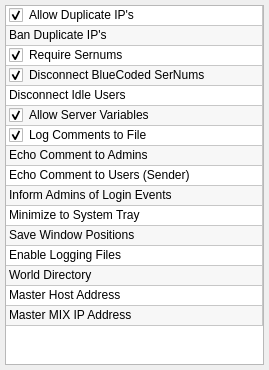
The window that ui/widgets/settingswidget.ui (StarixWoS/ReMix) describes before a commit, drawn with Qt 5.
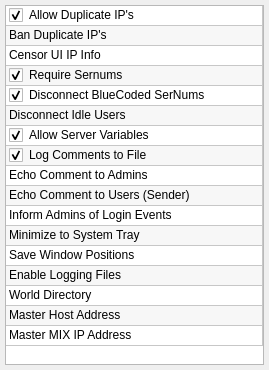
The same window after the commit.

```diff
--- a/ui/widgets/settingswidget.ui
+++ b/ui/widgets/settingswidget.ui
@@ -189,6 +189,11 @@
        <string>15</string>
       </property>
      </row>
+     <row>
+      <property name="text">
+       <string>16</string>
+      </property>
+     </row>
      <column>
       <property name="text">
        <string>Options: ( Double-click to enable or disable )</string>
@@ -218,17 +223,25 @@
      </item>
      <item row="2" column="0">
       <property name="text">
-       <string>Require Sernums</string>
-      </property>
-      <property name="toolTip">
-       <string>Users will be required to have a SerNum to see or connect to the server.</string>
+       <string>Censor UI IP Info</string>
       </property>
       <property name="checkState">
-       <enum>Checked</enum>
+       <enum>Unchecked</enum>
       </property>
      </item>
      <item row="3" column="0">
       <property name="text">
+       <string>Require Sernums</string>
+      </property>
+      <property name="toolTip">
+       <string>Users will be required to have a SerNum to see or connect to the server.</string>
+      </property>
+      <property name="checkState">
+       <enum>Checked</enum>
+      </property>
+     </item>
+     <item row="4" column="0">
+      <property name="text">
        <string>Disconnect BlueCoded SerNums</string>
       </property>
       <property name="toolTip">
@@ -238,31 +251,20 @@
        <enum>Checked</enum>
       </property>
      </item>
-     <item row="4" column="0">
-      <property name="text">
-       <string>Disconnect Idle Users</string>
-      </property>
-      <property name="toolTip">
-       <string>Users that have not sent a packet in a set amount of time will be disconnected.</string>
-      </property>
-      <property name="checkState">
-       <enum>Unchecked</enum>
-      </property>
-     </item>
      <item row="5" column="0">
       <property name="text">
-       <string>Allow Server Variables</string>
+       <string>Disconnect Idle Users</string>
       </property>
       <property name="toolTip">
        <string>Users will be able to freely read and edit server variables.</string>
       </property>
       <property name="checkState">
-       <enum>Checked</enum>
+       <enum>Unchecked</enum>
       </property>
      </item>
      <item row="6" column="0">
       <property name="text">
-       <string>Log Comments to File</string>
+       <string>Allow Server Variables</string>
       </property>
       <property name="toolTip">
        <string>Comments sent to the server by Users will be logged to file.</string>
@@ -273,18 +275,18 @@
      </item>
      <item row="7" column="0">
       <property name="text">
-       <string>Echo Comment to Admins</string>
+       <string>Log Comments to File</string>
       </property>
       <property name="toolTip">
        <string>Comments sent to the Server will be forwarded to online Remote Administrators.</string>
       </property>
       <property name="checkState">
-       <enum>Unchecked</enum>
+       <enum>Checked</enum>
       </property>
      </item>
      <item row="8" column="0">
       <property name="text">
-       <string>Echo Comment to Users (Sender)</string>
+       <string>Echo Comment to Admins</string>
       </property>
       <property name="toolTip">
        <string>Comments to the server will be forwarded back to the User.</string>
@@ -295,7 +297,7 @@
      </item>
      <item row="9" column="0">
       <property name="text">
-       <string>Inform Admins of Login Events</string>
+       <string>Echo Comment to Users (Sender)</string>
       </property>
       <property name="toolTip">
        <string>Remote Administrators currently connected will be informed when a Remote Administrator logs in.</string>
@@ -306,7 +308,7 @@
      </item>
      <item row="10" column="0">
       <property name="text">
-       <string>Minimize to System Tray</string>
+       <string>Inform Admins of Login Events</string>
       </property>
       <property name="toolTip">
        <string>The complete server dialog will be minimized to the notification bar if possible.</string>
@@ -317,7 +319,7 @@
      </item>
      <item row="11" column="0">
       <property name="text">
-       <string>Save Window Positions</string>
+       <string>Minimize to System Tray</string>
       </property>
       <property name="toolTip">
        <string>All dialog positions and sizes will be stored to file.</string>
@@ -328,7 +330,7 @@
      </item>
      <item row="12" column="0">
       <property name="text">
-       <string>Enable Logging Files</string>
+       <string>Save Window Positions</string>
       </property>
       <property name="toolTip">
        <string>All Ban, Mute, Disconnect, Usage, and UPNP logs will be logged to file.</string>
@@ -339,6 +341,17 @@
      </item>
      <item row="13" column="0">
       <property name="text">
+       <string>Enable Logging Files</string>
+      </property>
+      <property name="toolTip">
+       <string>All Ban, Mute, Disconnect, Usage, and UPNP logs will be logged to file.</string>
+      </property>
+      <property name="checkState">
+       <enum>Unchecked</enum>
+      </property>
+     </item>
+     <item row="14" column="0">
+      <property name="text">
        <string>World Directory</string>
       </property>
       <property name="toolTip">
@@ -348,7 +361,7 @@
        <enum>Unchecked</enum>
       </property>
      </item>
-     <item row="14" column="0">
+     <item row="15" column="0">
       <property name="text">
        <string>Master Host Address</string>
       </property>
@@ -359,7 +372,7 @@
        <enum>Unchecked</enum>
       </property>
      </item>
-     <item row="15" column="0">
+     <item row="16" column="0">
       <property name="text">
        <string>Master MIX IP Address</string>
       </property>
```
Left out of the diff: 44 changed lines with no effect on the pictures.
